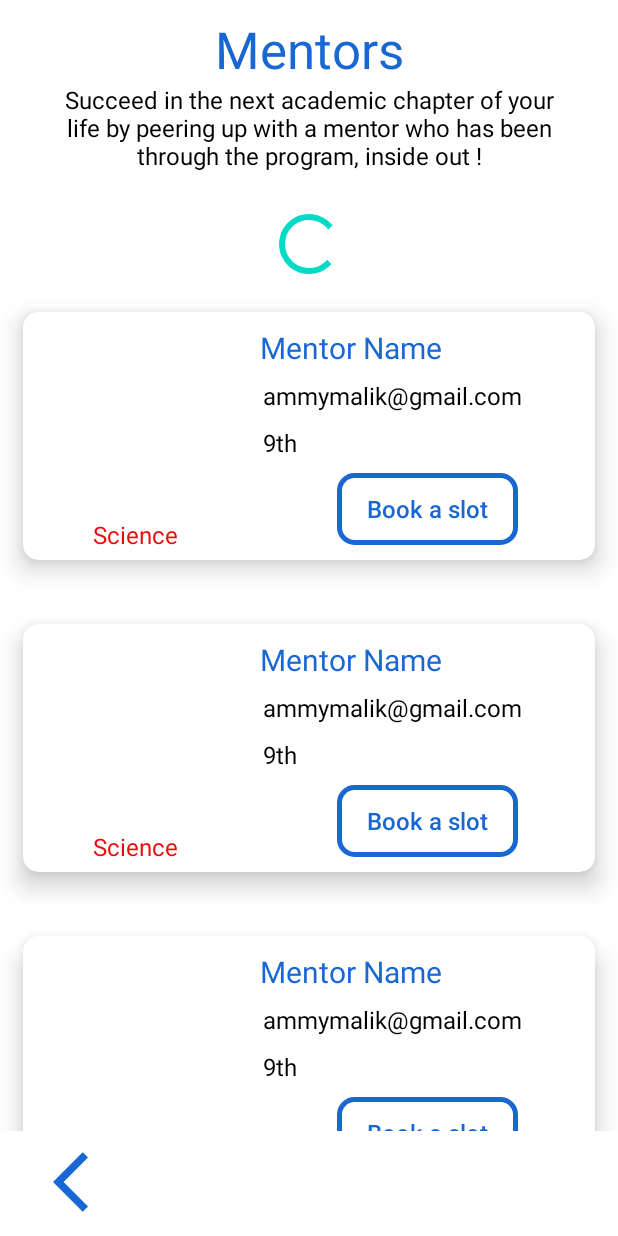
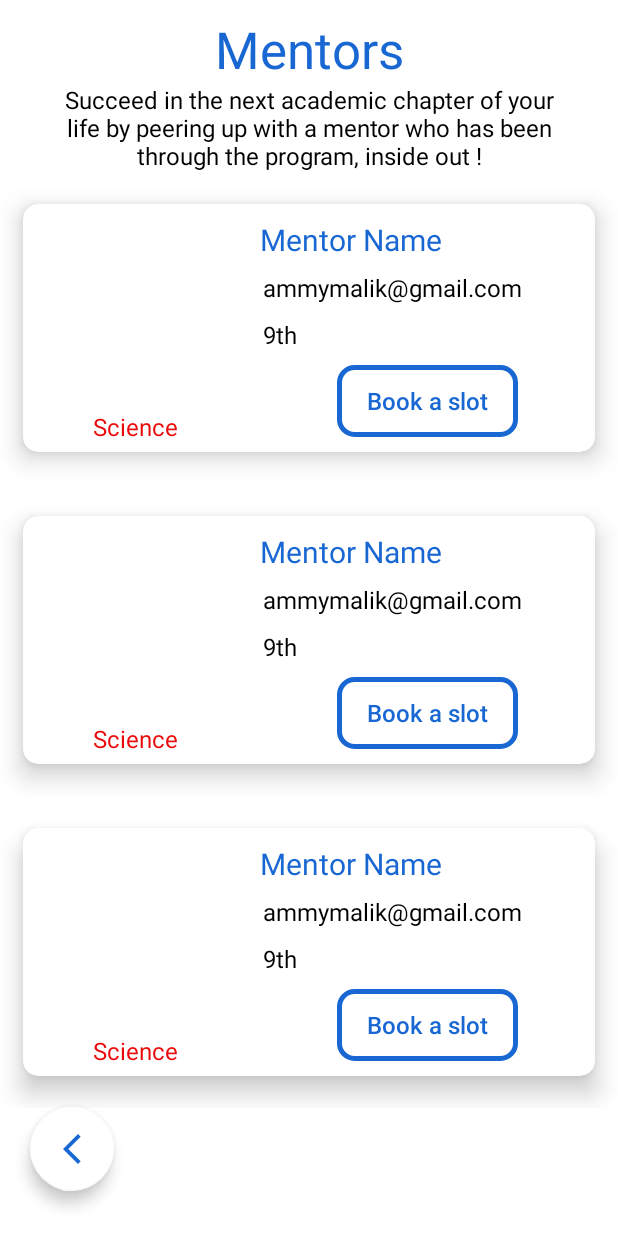
Before and after one commit to Amit-MBCA/AceMentor, an Android app: the layout activity_slot.xml on its own in the app's theme, with its tools: preview values and no code run, on a phone screen of 412 x 824 dp. Run offline under Robolectric (Android 15) with nearby library versions, the phone set to English and light mode, and no system bars.

Commit message:
added the custom dialog and updated the query also added floating action button.

```diff
--- a/app/build.gradle
+++ b/app/build.gradle
@@ -70,4 +70,8 @@ dependencies {
     //to handle runtime permission at time of browse
     implementation 'com.karumi:dexter:6.0.2'
 
+
+    //for floating action button
+    implementation 'com.google.android.material:material:1.3.0-alpha02'
+
 }
--- a/app/src/main/java/com/example/ib/MainActivity.java
+++ b/app/src/main/java/com/example/ib/MainActivity.java
@@ -19,8 +19,11 @@ public class MainActivity extends AppCompatActivity {
         setContentView(binding.getRoot());
         shrd=getSharedPreferences(Signup.PREFS_NAME,MODE_PRIVATE);
         hasSignedUp=shrd.getBoolean("hasSignedUp",false);
+
+        String id = shrd.getString("ID","123");
         if(hasSignedUp){
             Intent it=new Intent(MainActivity.this,HomePage.class);
+            it.putExtra("ID",id);
             startActivity(it);
             finish();
         }
--- a/app/src/main/java/com/example/ib/MentorsAdapter.java
+++ b/app/src/main/java/com/example/ib/MentorsAdapter.java
@@ -42,7 +42,7 @@ public class MentorsAdapter extends FirebaseRecyclerAdapter<Mentors,MentorsAdapt
         holder.discription.setText(model.getMail());
         holder.subject.setText(model.getMentSubj());
         Glide.with(holder.img.getContext()).load(model.getImg()).into(holder.img);
-        holder.standard.setText(model.getStd());
+        holder.standard.setText(model.getStd().toString());
 
         // Add click listener to send email to selected mentors
         holder.slot.setOnClickListener(new View.OnClickListener() {
@@ -75,13 +75,13 @@ public class MentorsAdapter extends FirebaseRecyclerAdapter<Mentors,MentorsAdapt
 
         public myViewHolder(@NonNull View itemView) {
             super(itemView);
-            progressBar = itemView.findViewById(R.id.progressBar);
+//            progressBar = itemView.findViewById(R.id.progressBar);
             img =(CircleImageView)itemView.findViewById(R.id.profpic);
             name = (TextView) itemView.findViewById(R.id.mentorName);
             discription = (TextView) itemView.findViewById(R.id.mentorMail);
             slot = (Button) itemView.findViewById(R.id.viewSlotBtn);
             subject = (TextView) itemView.findViewById(R.id.mentorSubj);
-            standard = itemView.findViewById(R.id.mentorStd);
+            standard = (TextView) itemView.findViewById(R.id.mentorStd);
         }
     }
 
--- a/app/src/main/java/com/example/ib/Signup.java
+++ b/app/src/main/java/com/example/ib/Signup.java
@@ -62,9 +62,6 @@ public class Signup extends AppCompatActivity {
             }
         });
         SharedPreferences shrd1=getSharedPreferences(Signup.PREFS_NAME,MODE_PRIVATE);
-        String tempID = shrd1.getString("ID","123");
-
-        id = tempID;
 
         SharedPreferences.Editor editor1=shrd1.edit();
         hasSignedup=shrd1.getBoolean("hasSignedUp",false);
@@ -117,6 +114,7 @@ public class Signup extends AppCompatActivity {
                         editor.putBoolean("hasSignedUp",true);
                         editor.apply();
                         Intent it = new Intent(Signup.this, HomePage.class);
+                        it.putExtra("ID",id);
 //                        setResult(Activity.RESULT_OK,it);
                         startActivity(it);
                         finish();
--- a/app/src/main/java/com/example/ib/scheduleMeet.java
+++ b/app/src/main/java/com/example/ib/scheduleMeet.java
@@ -39,6 +39,8 @@ public class scheduleMeet extends AppCompatActivity {
         super.onCreate(savedInstanceState);
         setContentView(R.layout.activity_schedule_meet);
         getSupportActionBar().hide();
+
+
         //get intent data from the MentorsAdapter
         Bundle extras = getIntent().getExtras();
         String MentorEmail = extras.getString("email");
@@ -174,7 +176,7 @@ public class scheduleMeet extends AppCompatActivity {
                                 intent.putExtra(Intent.EXTRA_TEXT, "I need guidance in " + "Subject Name" + ". I will be very grateful if you provide your valuable time. \n\n"
                                         + getQuery.getText().toString() + "\n\n\n Meeting Schedule \n\nDate - " + pickDay.getText().toString() +
                                         "\n\nTime - " + pickTime.getText().toString() + "\n\nRegards,\n" + "UserName");
-                                intent.setType("sms/rfc822");
+                                intent.setType("message/rfc822");
                                 startActivityForResult(Intent.createChooser(intent, "Choose an Email client :"), 800);
                                 if (intent.resolveActivity(getPackageManager()) != null) {
                                     v.getContext().startActivity(Intent.createChooser(intent, "Choose an email app"));
@@ -198,6 +200,8 @@ public class scheduleMeet extends AppCompatActivity {
                 else{
                     Toast.makeText(scheduleMeet.this,"Please select date and time",Toast.LENGTH_SHORT).show();
                 }
+
+
 //                // Create the email activity result launcher
 //                ActivityResultLauncher<Intent> emailLauncher = registerForActivityResult(new ActivityResultContracts.StartActivityForResult(),
 //                        result -> {
--- /dev/null
+++ b/app/src/main/res/drawable/baseline_arrow_back_ios_new_24.xml
@@ -0,0 +1,5 @@
+<vector android:height="24dp" android:tint="#0C41EA"
+    android:viewportHeight="24" android:viewportWidth="24"
+    android:width="24dp" xmlns:android="http://schemas.android.com/apk/res/android">
+    <path android:fillColor="@android:color/white" android:pathData="M17.77,3.77l-1.77,-1.77l-10,10l10,10l1.77,-1.77l-8.23,-8.23z"/>
+</vector>
--- /dev/null
+++ b/app/src/main/res/drawable/custom_dialog_box.xml
@@ -0,0 +1,6 @@
+<?xml version="1.0" encoding="utf-8"?>
+<shape xmlns:android="http://schemas.android.com/apk/res/android"
+    android:shape="rectangle">
+    <corners android:radius="16dp" />
+    <solid android:color="#D9DDDB" />
+</shape>
--- a/app/src/main/res/layout/activity_slot.xml
+++ b/app/src/main/res/layout/activity_slot.xml
@@ -1,5 +1,5 @@
 <?xml version="1.0" encoding="utf-8"?>
-<LinearLayout xmlns:android="http://schemas.android.com/apk/res/android"
+<androidx.constraintlayout.widget.ConstraintLayout xmlns:android="http://schemas.android.com/apk/res/android"
     xmlns:tools="http://schemas.android.com/tools"
     android:layout_width="match_parent"
     android:layout_height="match_parent"
@@ -13,6 +13,9 @@
         android:layout_height="wrap_content"
         android:layout_marginTop="10dp"
         android:text="Mentors"
+        app:layout_constraintTop_toTopOf="parent"
+        app:layout_constraintLeft_toLeftOf="parent"
+        app:layout_constraintRight_toRightOf="parent"
         android:textAlignment="center"
         android:textColor="@color/primaryColor"
         android:textSize="34sp" />
@@ -21,6 +24,9 @@
         android:id="@+id/textView9"
         android:layout_width="match_parent"
         android:layout_height="wrap_content"
+        app:layout_constraintTop_toBottomOf="@id/textView7"
+        app:layout_constraintLeft_toLeftOf="parent"
+        app:layout_constraintRight_toRightOf="parent"
         android:layout_marginLeft="30dp"
         android:layout_marginRight="30dp"
         android:text="Succeed in the next academic chapter of your life by peering up with a mentor who has been through the program, inside out !"
@@ -28,25 +34,42 @@
         android:textColor="#000000"
         android:textSize="16sp" />
 
-    <ProgressBar
-        android:id="@+id/progressBar"
-        android:layout_width="match_parent"
-        android:layout_marginTop="24dp"
-        android:layout_height="wrap_content"
-        android:layout_gravity="center" />
+<!--    <ProgressBar-->
+<!--        android:id="@+id/progressBar"-->
+<!--        android:layout_width="match_parent"-->
+<!--        android:layout_marginTop="24dp"-->
+<!--        android:layout_height="wrap_content"-->
+<!--        android:layout_gravity="center" />-->
+
+<!--    <com.google.android.material.floatingactionbutton.FloatingActionButton-->
+<!--        android:id="@+id/floating_back_button"-->
+<!--        android:layout_width="wrap_content"-->
+<!--        android:layout_height="wrap_content"-->
+<!--        android:layout_marginBottom="24dp"-->
+<!--        android:layout_gravity="bottom|start"-->
+<!--        app:srcCompat="@drawable/back_48" />-->
 
     <androidx.recyclerview.widget.RecyclerView
         android:id="@+id/slotsrv"
         android:layout_width="match_parent"
-        android:layout_height="match_parent"
-        android:layout_marginBottom="70dp"
+        app:layout_constraintTop_toBottomOf="@id/textView9"
+        app:layout_constraintLeft_toLeftOf="parent"
+        app:layout_constraintRight_toRightOf="parent"
+        android:layout_height="wrap_content"
         tools:listitem="@layout/eachslot" />
 
-    <ImageView
-        android:id="@+id/imageView"
-        android:layout_width="48dp"
-        android:layout_height="48dp"
-        android:layout_marginLeft="35dp"
-        android:layout_marginTop="-60dp"
-        app:srcCompat="@drawable/back_48" />
-</LinearLayout>
+        <com.google.android.material.floatingactionbutton.FloatingActionButton
+            android:id="@+id/floating_back_button"
+            android:layout_width="wrap_content"
+            android:layout_height="wrap_content"
+            app:backgroundTint="@color/white"
+            android:layout_marginBottom="30dp"
+            app:fabSize="auto"
+            app:tint="@color/primaryColor"
+            android:scaleType="center"
+            android:layout_marginLeft="20dp"
+            app:layout_constraintBottom_toBottomOf="parent"
+            app:layout_constraintStart_toStartOf="parent"
+            app:srcCompat="@drawable/baseline_arrow_back_ios_new_24" />
+
+</androidx.constraintlayout.widget.ConstraintLayout>
```
Also changed, not shown: app/src/main/java/com/example/ib/HomePage.java (+86 -5 lines), app/src/main/java/com/example/ib/Mentors.java (+5 -4 lines), app/src/main/java/com/example/ib/Profile.java (+21 -1 lines), app/src/main/java/com/example/ib/SlotActivity.java (+64 -56 lines), app/src/main/res/drawable/custom_button_for_custom_dialog.xml (added, +8 -0 lines), app/src/main/res/layout/custom_dialog.xml (added, +58 -0 lines).
